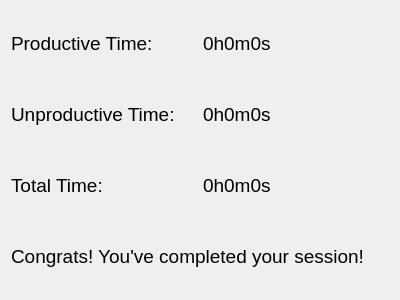
This is Tasker/livesession.ui in thebigG/Tasker as Qt 5 draws it before an edit. The edited form follows.
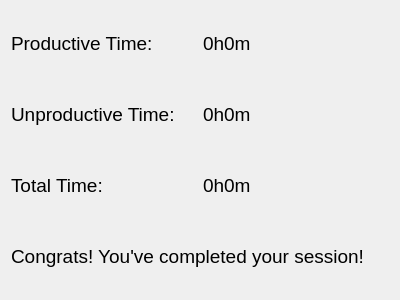
This is the edited form.

Commit message: livesession widget is nicely formatted with a "0h0m" format. Will be turning that into "0h0m0s" to give the livesession widget a "Happening/live" look-and_feel of a clock Optimized Timer Engine to avoid copying of strings and such. Latency is barely 0.2 milliseconds. Plenty of time to do other stuff between ticks! -TODO:Fix UI/presentation quirks of livesession Widget. -TODO:Allow user to edit Commitments -TODO:Protect the current commitment from being changed while a live session is ocurring

What changed in the file:
```diff
--- a/Tasker/livesession.ui
+++ b/Tasker/livesession.ui
@@ -34,7 +34,7 @@
       </font>
      </property>
      <property name="text">
-      <string>0h0m0s</string>
+      <string>0h0m</string>
      </property>
     </widget>
    </item>
@@ -58,7 +58,7 @@
       </font>
      </property>
      <property name="text">
-      <string>0h0m0s</string>
+      <string>0h0m</string>
      </property>
     </widget>
    </item>
@@ -82,7 +82,7 @@
       </font>
      </property>
      <property name="text">
-      <string>0h0m0s</string>
+      <string>0h0m</string>
      </property>
     </widget>
    </item>
```
Left out of the diff: 2 changed lines with no effect on the pictures. The commit also changes 8 other files.
